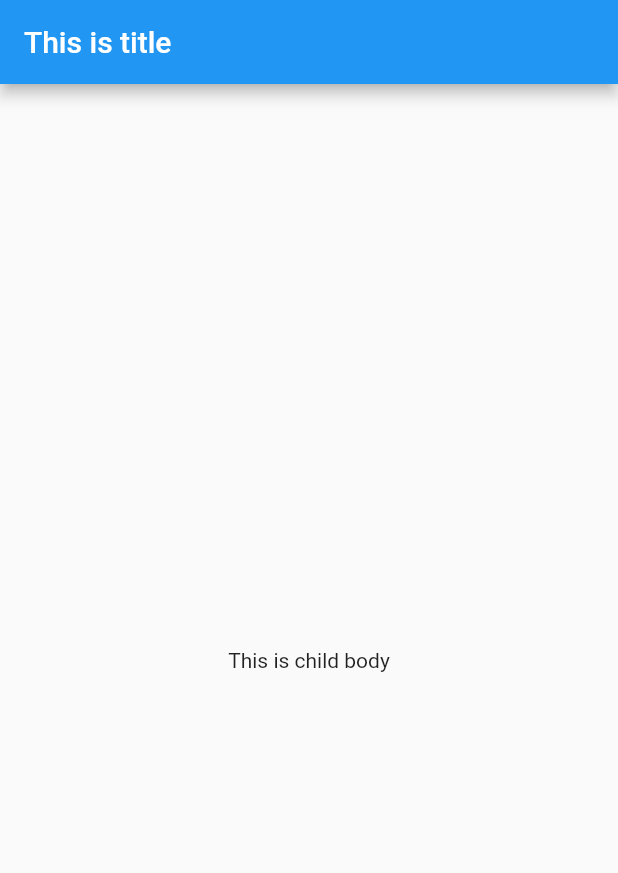
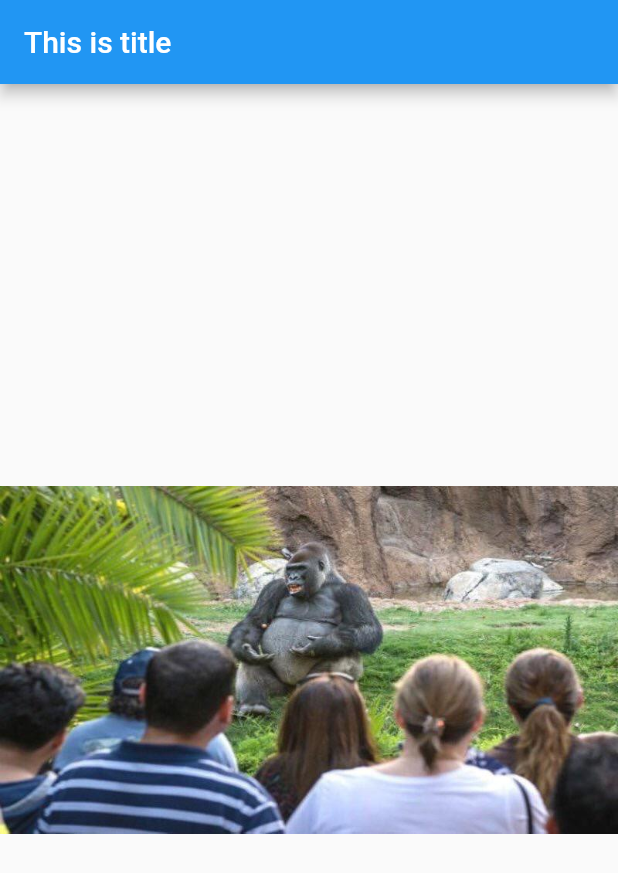
Before and after one commit to samtarmizi/flutter-firstapp, a Flutter app: the screen it shows after launch, on a phone screen of 412 x 824 dp. Shown: the top 873 px of the screen. Run offline on Flutter 3.47's test engine with Material 2 defaults, Android fonts, the phone set to English and light mode, and no system bars.

```diff
--- a/lib/main.dart
+++ b/lib/main.dart
@@ -13,7 +13,7 @@ class MyApp extends StatelessWidget {
         ),
         body: Center(
           child: Container(
-            child: Text('This is child body'),
+            child: Image.asset('images/example.jpeg'),
           ),
         ),
       ),
--- a/pubspec.yaml
+++ b/pubspec.yaml
@@ -41,8 +41,8 @@ flutter:
   uses-material-design: true
 
   # To add assets to your application, add an assets section, like this:
-  # assets:
-  #  - images/a_dot_burr.jpeg
+  assets:
+   - images/example.jpeg
   #  - images/a_dot_ham.jpeg
 
   # An image asset can refer to one or more resolution-specific "variants", see
```
Also changed, not shown: images/example.jpeg (added).
